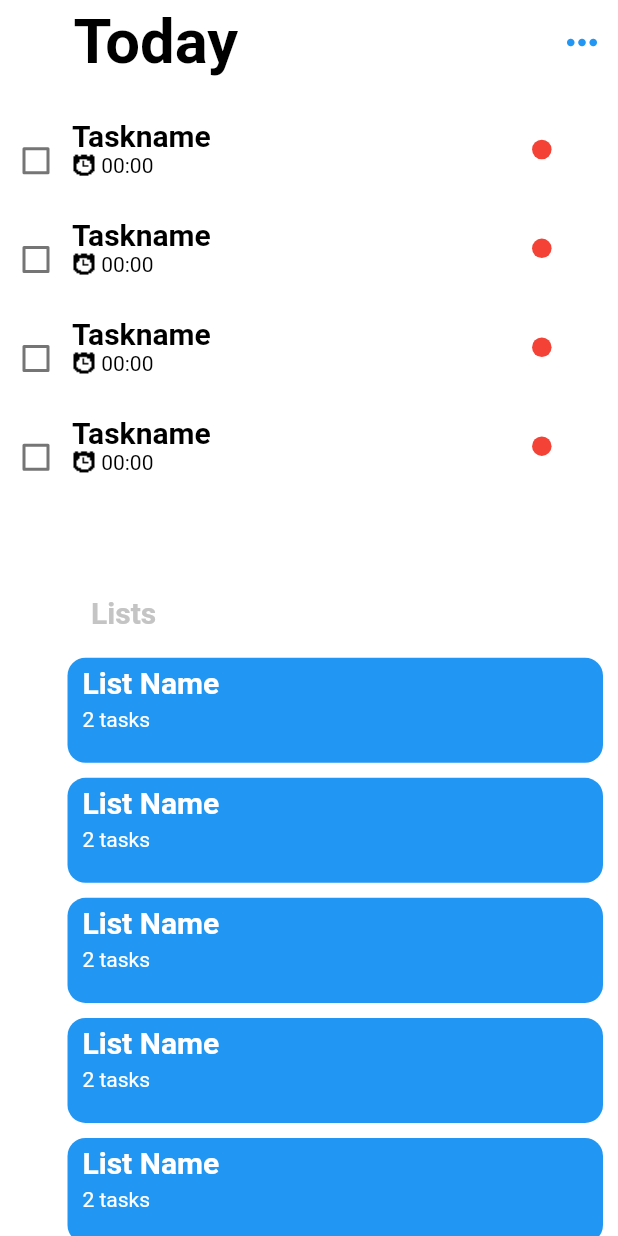
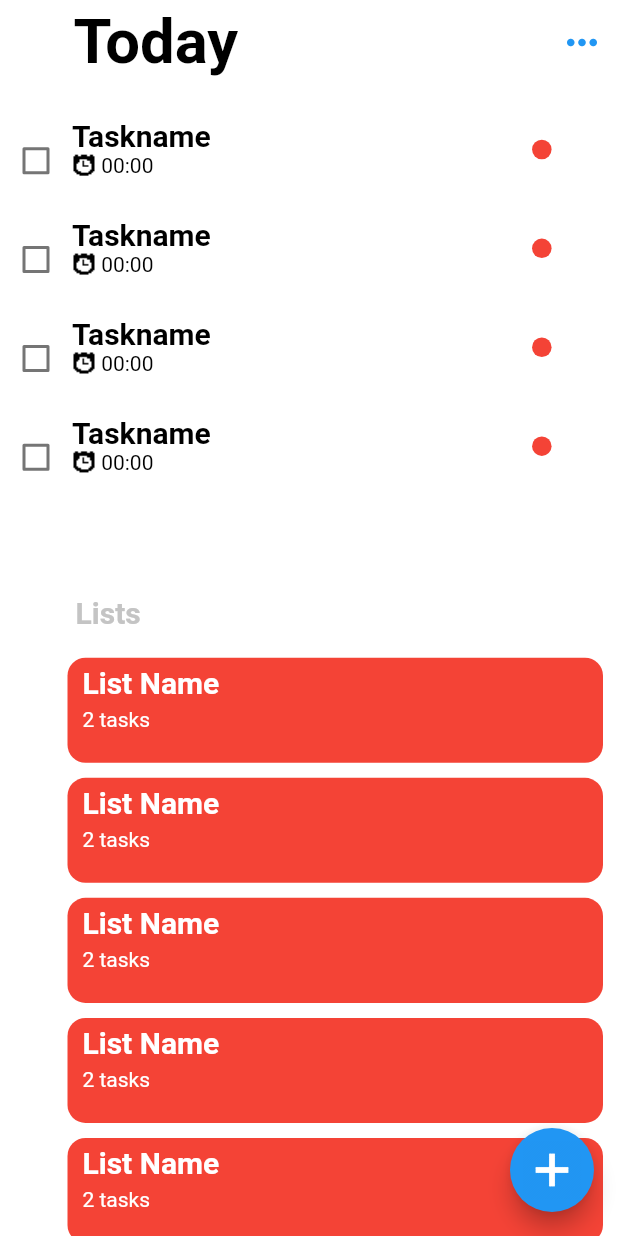
Before and after one commit to YushyZZ/ToDoApp, a Flutter app: the screen it shows after launch, on a phone screen of 412 x 824 dp. Run offline on Flutter 3.47's test engine with Material 2 defaults, Android fonts, the phone set to English and light mode, and no system bars.

Commit message:
Floating Action Button eklendi

```diff
--- a/lib/HomeBody.dart
+++ b/lib/HomeBody.dart
@@ -32,7 +32,7 @@ class _ToDoAppHomeBodyState extends State<ToDoAppHomeBody> {
             child: Column(
               children: <Widget>[
                 Container(
-                  margin: EdgeInsets.only(right: size.height * 0.3),
+                  margin: EdgeInsets.only(right: size.width * 0.65),
                   height: size.height * 0.05,
                   child: Text(
                     "Lists",
--- a/lib/main.dart
+++ b/lib/main.dart
@@ -1,6 +1,8 @@
 import 'package:flutter/material.dart';
 import 'Appbar.dart';
 import 'HomeBody.dart';
+import "AbsorbedHome.dart";
+import "./widgets/createTaskListMenu.dart";
 
 void main() {
   runApp(ToDoApp());
@@ -18,14 +20,51 @@ class _ToDoAppState extends State<ToDoApp> {
   }
 }
 
-class ToDoAppHome extends StatelessWidget {
+class ToDoAppHome extends StatefulWidget {
+  @override
+  _ToDoAppHomeState createState() => _ToDoAppHomeState();
+}
+
+class _ToDoAppHomeState extends State<ToDoAppHome> {
+  bool isPressedFloating = false;
+
   @override
   Widget build(BuildContext context) {
     final size = MediaQuery.of(context).size;
     return Scaffold(
-      appBar: PreferredSize(child: Appbar(size: size,),preferredSize: Size(size.width,size.height*0.09),),
+      appBar: PreferredSize(
+        child: Appbar(
+          size: size,
+        ),
+        preferredSize: Size(size.width, size.height * 0.09),
+      ),
       backgroundColor: Colors.white,
-      body: ToDoAppHomeBody()
+      body: Stack(children: <Widget>[
+        (isPressedFloating == true)
+            ? AbdorbedHome(size: size)
+            : ToDoAppHomeBody(),
+        (isPressedFloating == true)
+            ? CreateTaskListMenu(size: size)
+            : Container()
+      ]),
+      floatingActionButton: FloatingActionButton(
+        onPressed: () {
+          print(isPressedFloating);
+          setState(() {
+            if (isPressedFloating == true) {
+              isPressedFloating = false;
+            } else if (isPressedFloating == false) {
+              isPressedFloating = true;
+            }
+          });
+        },
+        backgroundColor: Colors.blue,
+        child: Image.asset(
+          "assets/img/plus.png",
+          height: 40,
+          width: 40,
+        ),
+      ),
     );
   }
 }
--- a/lib/widgets/ListWidget.dart
+++ b/lib/widgets/ListWidget.dart
@@ -12,7 +12,7 @@ class _ListWidgetState extends State<ListWidget> {
 
   _ListWidgetState(
       {this.listName = "List Name",
-      this.listColor = Colors.blue,
+      this.listColor = Colors.red,
       this.itemCount = 2});
 
   @override
--- a/pubspec.yaml
+++ b/pubspec.yaml
@@ -49,6 +49,7 @@ flutter:
   assets:
     - assets/img/clock_disabled.png
     - assets/img/clock_enabled.png
+    - assets/img/plus.png
 
 
   # An image asset can refer to one or more resolution-specific "variants", see
```
Also changed, not shown: lib/AbsorbedHome.dart (added, +29 -0 lines), lib/widgets/CreateTaskListMenu.dart (added, +23 -0 lines), assets/img/plus.png (added).
